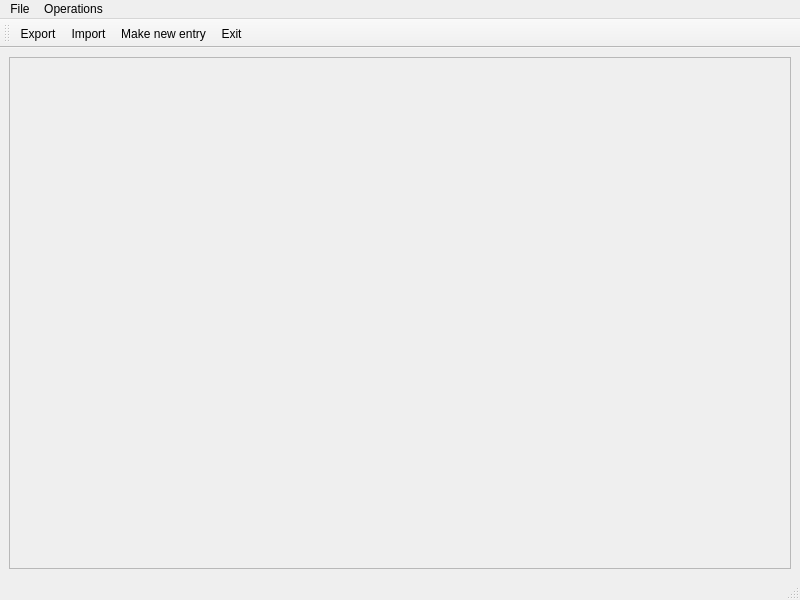
Old version of the form mainwindow.ui in the repository UdbhavU/PasswordManager.
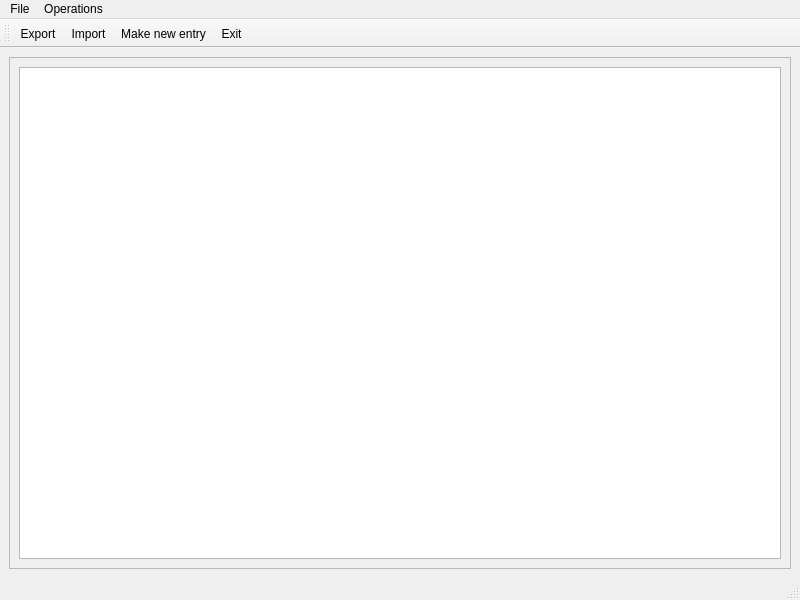
New version of the form. Icons and pictures are not drawn.

The edit to the form file:
```diff
--- a/mainwindow.ui
+++ b/mainwindow.ui
@@ -28,9 +28,14 @@
            <x>0</x>
            <y>0</y>
            <width>778</width>
-           <height>495</height>
+           <height>489</height>
           </rect>
          </property>
+         <layout class="QVBoxLayout" name="verticalLayout">
+          <item>
+           <widget class="QTableView" name="tblView"/>
+          </item>
+         </layout>
         </widget>
        </widget>
       </item>
```
